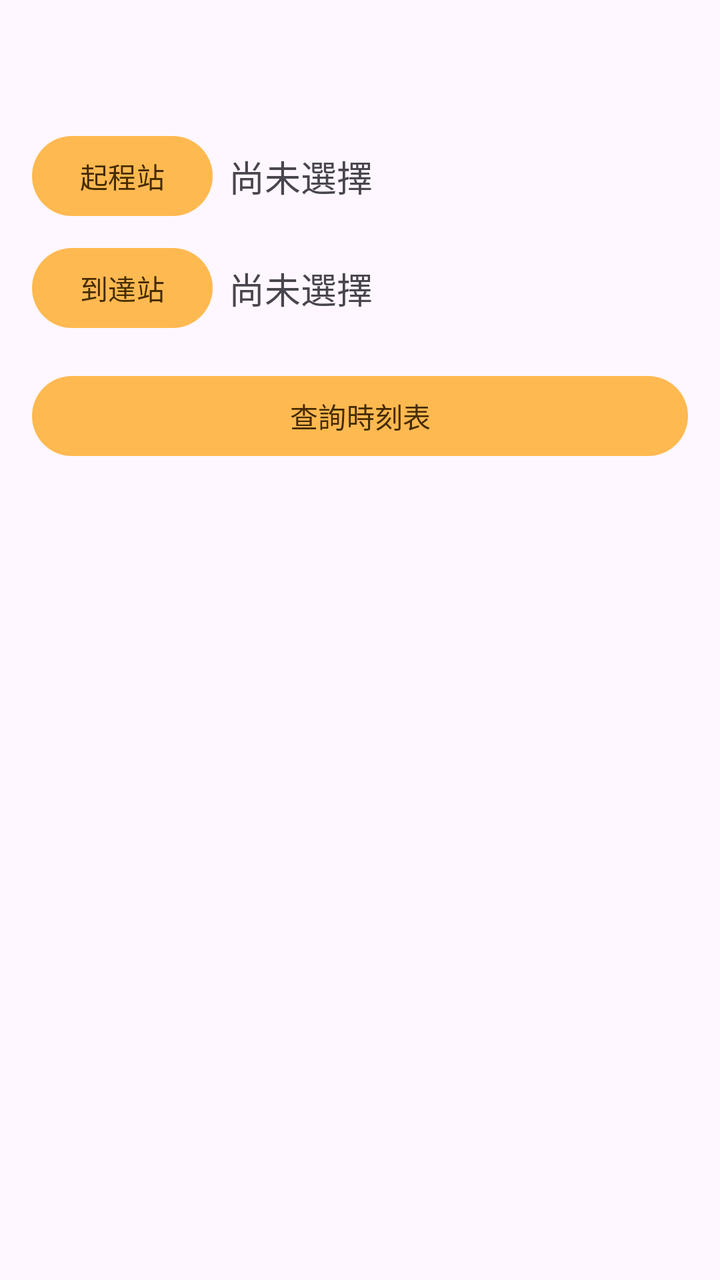
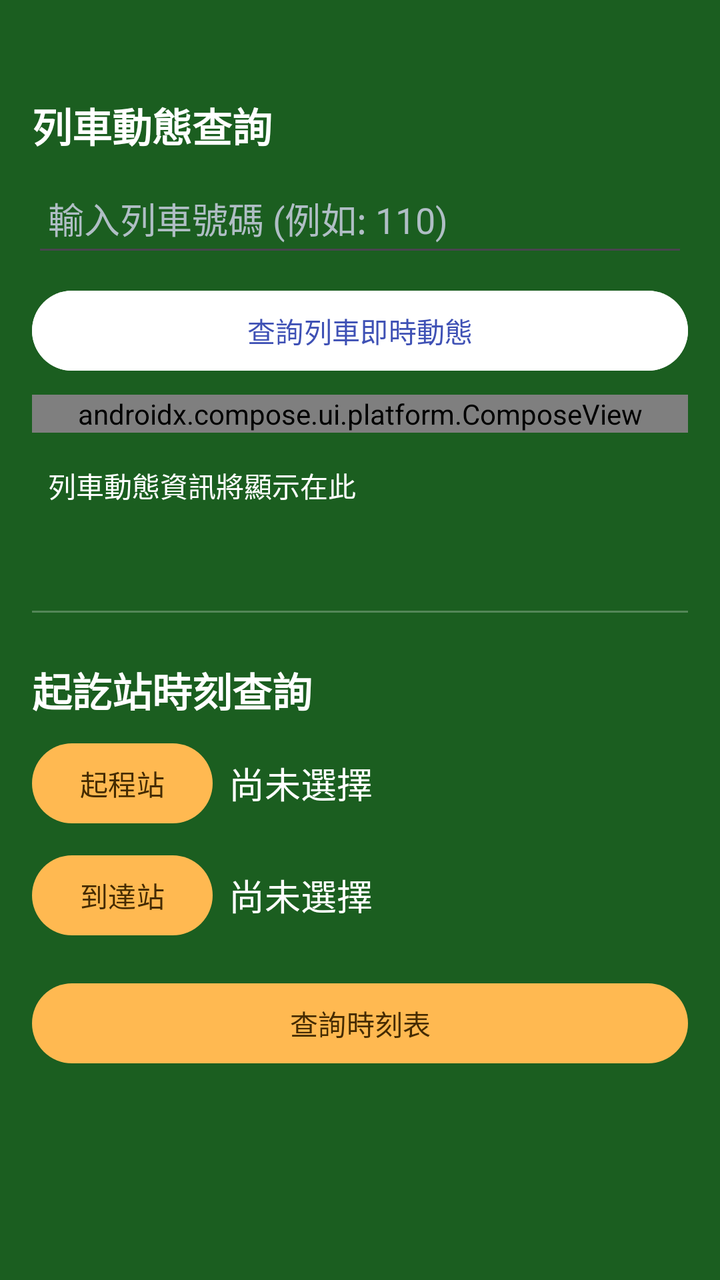

Screens rendered from an Android XML layout before and after an edit, with the pre-edit source and the edit as a unified diff.
<!-- AndroidManifest.xml: application theme Theme.TraRailwaySalaryApp -->
<!-- res/layout/fragment_train_timetable.xml -->
<?xml version="1.0" encoding="utf-8"?>
<androidx.constraintlayout.widget.ConstraintLayout xmlns:android="http://schemas.android.com/apk/res/android"
    xmlns:app="http://schemas.android.com/apk/res-auto"
    xmlns:tools="http://schemas.android.com/tools"
    android:layout_width="match_parent"
    android:layout_height="match_parent"
    android:padding="16dp"
    tools:context=".ui.TrainTimetableFragment">

    
    <Button
        android:id="@+id/button_start_station"
        android:layout_width="wrap_content"
        android:layout_height="wrap_content"
        android:layout_marginTop="48dp"
        android:text="起程站"
        app:layout_constraintStart_toStartOf="parent"
        app:layout_constraintTop_toTopOf="parent" />

    <TextView
        android:id="@+id/text_start_station"
        android:layout_width="0dp"
        android:layout_height="wrap_content"
        android:layout_marginStart="8dp"
        android:text="尚未選擇"
        android:textSize="18sp"
        android:gravity="center_vertical"
        app:layout_constraintStart_toEndOf="@+id/button_start_station"
        app:layout_constraintEnd_toEndOf="parent"
        app:layout_constraintTop_toTopOf="@+id/button_start_station"
        app:layout_constraintBottom_toBottomOf="@+id/button_start_station" />

    
    <Button
        android:id="@+id/button_arrival_station"
        android:layout_width="wrap_content"
        android:layout_height="wrap_content"
        android:layout_marginTop="8dp"
        android:text="到達站"
        app:layout_constraintStart_toStartOf="parent"
        app:layout_constraintTop_toBottomOf="@+id/button_start_station" />

    <TextView
        android:id="@+id/text_arrival_station"
        android:layout_width="0dp"
        android:layout_height="wrap_content"
        android:layout_marginStart="8dp"
        android:text="尚未選擇"
        android:textSize="18sp"
        android:gravity="center_vertical"
        app:layout_constraintStart_toEndOf="@+id/button_arrival_station"
        app:layout_constraintEnd_toEndOf="parent"
        app:layout_constraintTop_toTopOf="@+id/button_arrival_station"
        app:layout_constraintBottom_toBottomOf="@+id/button_arrival_station" />

    
    <Button
        android:id="@+id/button_query_timetable"
        android:layout_width="0dp"
        android:layout_height="wrap_content"
        android:layout_marginTop="16dp"
        android:text="查詢時刻表"
        app:layout_constraintTop_toBottomOf="@id/button_arrival_station"
        app:layout_constraintStart_toStartOf="parent"
        app:layout_constraintEnd_toEndOf="parent" />

    
    <androidx.recyclerview.widget.RecyclerView
        android:id="@+id/recycler_view_timetable"
        android:layout_width="0dp"
        android:layout_height="0dp"
        android:layout_marginTop="16dp"
        app:layout_constraintTop_toBottomOf="@+id/button_query_timetable"
        app:layout_constraintBottom_toBottomOf="parent"
        app:layout_constraintStart_toStartOf="parent"
        app:layout_constraintEnd_toEndOf="parent" />

    
    <ProgressBar
        android:id="@+id/progress_bar"
        android:layout_width="wrap_content"
        android:layout_height="wrap_content"
        android:visibility="gone"
        app:layout_constraintTop_toBottomOf="@+id/button_query_timetable"
        app:layout_constraintBottom_toBottomOf="parent"
        app:layout_constraintStart_toStartOf="parent"
        app:layout_constraintEnd_toEndOf="parent" />

</androidx.constraintlayout.widget.ConstraintLayout>
<!-- resources referenced by this layout -->
<resources>
  <style name="Theme.TraRailwaySalaryApp" parent="Theme.Material3.DayNight.NoActionBar">
          
          <item name="colorPrimary">@color/md_theme_light_primary</item>
          <item name="colorOnPrimary">@color/md_theme_light_onPrimary</item>
          <item name="colorPrimaryContainer">@color/md_theme_light_primaryContainer</item>
          <item name="colorOnPrimaryContainer">@color/md_theme_light_onPrimaryContainer</item>
  
          
          <item name="colorSecondary">@color/md_theme_light_secondary</item>
          <item name="colorOnSecondary">@color/md_theme_light_onSecondary</item>
          <item name="colorSecondaryContainer">@color/md_theme_light_secondaryContainer</item>
          <item name="colorOnSecondaryContainer">@color/md_theme_light_onSecondaryContainer</item>
  
          
          <item name="colorBackground">@color/md_theme_light_background</item>
          <item name="colorOnBackground">@color/md_theme_light_onBackground</item>
          <item name="colorSurface">@color/md_theme_light_surface</item>
          <item name="colorOnSurface">@color/md_theme_light_onSurface</item>
  
          
          <item name="colorError">@color/md_theme_light_error</item>
          <item name="colorOnError">@color/md_theme_light_onError</item>
          <item name="colorErrorContainer">@color/md_theme_light_errorContainer</item>
          <item name="colorOnErrorContainer">@color/md_theme_light_onErrorContainer</item>
  
          
          <item name="android:statusBarColor" tools:targetApi="l">?attr/colorPrimary</item>
          <item name="android:navigationBarColor" tools:targetApi="l">?attr/colorSurface</item>
      </style>
  <color name="md_theme_light_primary">#FFB951</color>
  <color name="md_theme_light_onPrimary">#452B00</color>
  <color name="md_theme_light_primaryContainer">#FFDDB3</color>
  <color name="md_theme_light_onPrimaryContainer">#2D1600</color>
  <color name="md_theme_light_secondary">#DDC2A1</color>
  <color name="md_theme_light_onSecondary">#3E2D16</color>
  <color name="md_theme_light_secondaryContainer">#F9E0BB</color>
  <color name="md_theme_light_onSecondaryContainer">#251A04</color>
  <color name="md_theme_light_background">#FFFBFF</color>
  <color name="md_theme_light_onBackground">#1C1B1F</color>
  <color name="md_theme_light_surface">#FFFBFF</color>
  <color name="md_theme_light_onSurface">#1C1B1F</color>
  <color name="md_theme_light_error">#B3261E</color>
  <color name="md_theme_light_onError">#FFFFFF</color>
  <color name="md_theme_light_errorContainer">#F9DEDC</color>
  <color name="md_theme_light_onErrorContainer">#410E0B</color>
</resources>

<!-- the commit's change to res/layout/fragment_train_timetable.xml (unified diff, before → after) -->
@@ -1,89 +1,153 @@
 <?xml version="1.0" encoding="utf-8"?>
-<androidx.constraintlayout.widget.ConstraintLayout xmlns:android="http://schemas.android.com/apk/res/android"
+<androidx.core.widget.NestedScrollView xmlns:android="http://schemas.android.com/apk/res/android"
     xmlns:app="http://schemas.android.com/apk/res-auto"
     xmlns:tools="http://schemas.android.com/tools"
     android:layout_width="match_parent"
     android:layout_height="match_parent"
-    android:padding="16dp"
+    android:fillViewport="true"
+    android:background="@color/page_background_dark_green"
     tools:context=".ui.TrainTimetableFragment">
 
-    
-    <Button
-        android:id="@+id/button_start_station"
-        android:layout_width="wrap_content"
+    <LinearLayout
+        android:layout_width="match_parent"
         android:layout_height="wrap_content"
-        android:layout_marginTop="48dp"
-        android:text="起程站"
-        app:layout_constraintStart_toStartOf="parent"
-        app:layout_constraintTop_toTopOf="parent" />
+        android:orientation="vertical"
+        android:padding="16dp">
 
-    <TextView
-        android:id="@+id/text_start_station"
-        android:layout_width="0dp"
-        android:layout_height="wrap_content"
-        android:layout_marginStart="8dp"
-        android:text="尚未選擇"
-        android:textSize="18sp"
-        android:gravity="center_vertical"
-        app:layout_constraintStart_toEndOf="@+id/button_start_station"
-        app:layout_constraintEnd_toEndOf="parent"
-        app:layout_constraintTop_toTopOf="@+id/button_start_station"
-        app:layout_constraintBottom_toBottomOf="@+id/button_start_station" />
+        
+        <TextView
+            android:layout_width="wrap_content"
+            android:layout_height="wrap_content"
+            android:text="列車動態查詢"
+            android:textColor="@android:color/white"
+            android:textSize="20sp"
+            android:textStyle="bold"
+            android:layout_marginTop="32dp"/>
 
-    
-    <Button
-        android:id="@+id/button_arrival_station"
-        android:layout_width="wrap_content"
-        android:layout_height="wrap_content"
-        android:layout_marginTop="8dp"
-        android:text="到達站"
-        app:layout_constraintStart_toStartOf="parent"
-        app:layout_constraintTop_toBottomOf="@+id/button_start_station" />
+        <EditText
+            android:id="@+id/trainNoEditText"
+            android:layout_width="match_parent"
+            android:layout_height="wrap_content"
+            android:hint="輸入列車號碼 (例如: 110)"
+            android:inputType="number"
+            android:minHeight="48dp"
+            android:padding="8dp"
+            android:textColor="@android:color/white"
+            android:textColorHint="#B0BEC5"
+            android:layout_marginTop="8dp"/>
 
-    <TextView
-        android:id="@+id/text_arrival_station"
-        android:layout_width="0dp"
-        android:layout_height="wrap_content"
-        android:layout_marginStart="8dp"
-        android:text="尚未選擇"
-        android:textSize="18sp"
-        android:gravity="center_vertical"
-        app:layout_constraintStart_toEndOf="@+id/button_arrival_station"
-        app:layout_constraintEnd_toEndOf="parent"
-        app:layout_constraintTop_toTopOf="@+id/button_arrival_station"
-        app:layout_constraintBottom_toBottomOf="@+id/button_arrival_station" />
+        <Button
+            android:id="@+id/queryStatusButton"
+            android:layout_width="match_parent"
+            android:layout_height="wrap_content"
+            android:text="查詢列車即時動態"
+            android:textColor="#3F51B5"
+            android:backgroundTint="@android:color/white"
+            android:layout_marginTop="8dp"/>
 
-    
-    <Button
-        android:id="@+id/button_query_timetable"
-        android:layout_width="0dp"
-        android:layout_height="wrap_content"
-        android:layout_marginTop="16dp"
-        android:text="查詢時刻表"
-        app:layout_constraintTop_toBottomOf="@id/button_arrival_station"
-        app:layout_constraintStart_toStartOf="parent"
-        app:layout_constraintEnd_toEndOf="parent" />
+        <androidx.compose.ui.platform.ComposeView
+            android:id="@+id/trainRouteComposeView"
+            android:layout_width="match_parent"
+            android:layout_height="wrap_content"
+            android:layout_marginTop="8dp" />
 
-    
-    <androidx.recyclerview.widget.RecyclerView
-        android:id="@+id/recycler_view_timetable"
-        android:layout_width="0dp"
-        android:layout_height="0dp"
-        android:layout_marginTop="16dp"
-        app:layout_constraintTop_toBottomOf="@+id/button_query_timetable"
-        app:layout_constraintBottom_toBottomOf="parent"
-        app:layout_constraintStart_toStartOf="parent"
-        app:layout_constraintEnd_toEndOf="parent" />
+        <TextView
+            android:id="@+id/statusResultTextView"
+            android:layout_width="match_parent"
+            android:layout_height="wrap_content"
+            android:layout_marginTop="8dp"
+            android:text="列車動態資訊將顯示在此"
+            android:textSize="14sp"
+            android:textColor="@android:color/white"
+            android:padding="8dp" />
 
-    
-    <ProgressBar
-        android:id="@+id/progress_bar"
-        android:layout_width="wrap_content"
-        android:layout_height="wrap_content"
-        android:visibility="gone"
-        app:layout_constraintTop_toBottomOf="@+id/button_query_timetable"
-        app:layout_constraintBottom_toBottomOf="parent"
-        app:layout_constraintStart_toStartOf="parent"
-        app:layout_constraintEnd_toEndOf="parent" />
+        <TextView
+            android:id="@+id/statusErrorMessageTextView"
+            android:layout_width="match_parent"
+            android:layout_height="wrap_content"
+            android:textColor="#FF8A80"
+            android:textSize="12sp"
+            android:layout_marginTop="4dp"/>
 
-</androidx.constraintlayout.widget.ConstraintLayout>
+        <View
+            android:layout_width="match_parent"
+            android:layout_height="1dp"
+            android:background="#40FFFFFF"
+            android:layout_marginTop="24dp"
+            android:layout_marginBottom="24dp"/>
+
+        
+        <TextView
+            android:layout_width="wrap_content"
+            android:layout_height="wrap_content"
+            android:text="起訖站時刻查詢"
+            android:textColor="@android:color/white"
+            android:textSize="20sp"
+            android:textStyle="bold"
+            android:layout_marginBottom="8dp"/>
+
+        <LinearLayout
+            android:layout_width="match_parent"
+            android:layout_height="wrap_content"
+            android:orientation="horizontal"
+            android:gravity="center_vertical">
+            <Button
+                android:id="@+id/button_start_station"
+                android:layout_width="wrap_content"
+                android:layout_height="wrap_content"
+                android:text="起程站" />
+            <TextView
+                android:id="@+id/text_start_station"
+                android:layout_width="match_parent"
+                android:layout_height="wrap_content"
+                android:layout_marginStart="8dp"
+                android:text="尚未選擇"
+                android:textSize="18sp"
+                android:textColor="@android:color/white" />
+        </LinearLayout>
+
+        <LinearLayout
+            android:layout_width="match_parent"
+            android:layout_height="wrap_content"
+            android:orientation="horizontal"
+            android:gravity="center_vertical"
+            android:layout_marginTop="8dp">
+            <Button
+                android:id="@+id/button_arrival_station"
+                android:layout_width="wrap_content"
+                android:layout_height="wrap_content"
+                android:text="到達站" />
+            <TextView
+                android:id="@+id/text_arrival_station"
+                android:layout_width="match_parent"
+                android:layout_height="wrap_content"
+                android:layout_marginStart="8dp"
+                android:text="尚未選擇"
+                android:textSize="18sp"
+                android:textColor="@android:color/white" />
+        </LinearLayout>
+
+        <Button
+            android:id="@+id/button_query_timetable"
+            android:layout_width="match_parent"
+            android:layout_height="wrap_content"
+            android:layout_marginTop="16dp"
+            android:text="查詢時刻表" />
+
+        <ProgressBar
+            android:id="@+id/progress_bar"
+            android:layout_width="wrap_content"
+            android:layout_height="wrap_content"
+            android:layout_gravity="center"
+            android:layout_marginTop="16dp"
+            android:visibility="gone" />
+
+        <androidx.recyclerview.widget.RecyclerView
+            android:id="@+id/recycler_view_timetable"
+            android:layout_width="match_parent"
+            android:layout_height="wrap_content"
+            android:layout_marginTop="16dp"
+            android:nestedScrollingEnabled="false" />
+
+    </LinearLayout>
+</androidx.core.widget.NestedScrollView>
<!-- resource entries referenced after the edit -->
@@ -1,5 +1,6 @@
 <!-- resources referenced by this layout -->
 <resources>
+  <color name="page_background_dark_green">#1B5E20</color>
   <style name="Theme.TraRailwaySalaryApp" parent="Theme.Material3.DayNight.NoActionBar">
           
           <item name="colorPrimary">@color/md_theme_light_primary</item>
